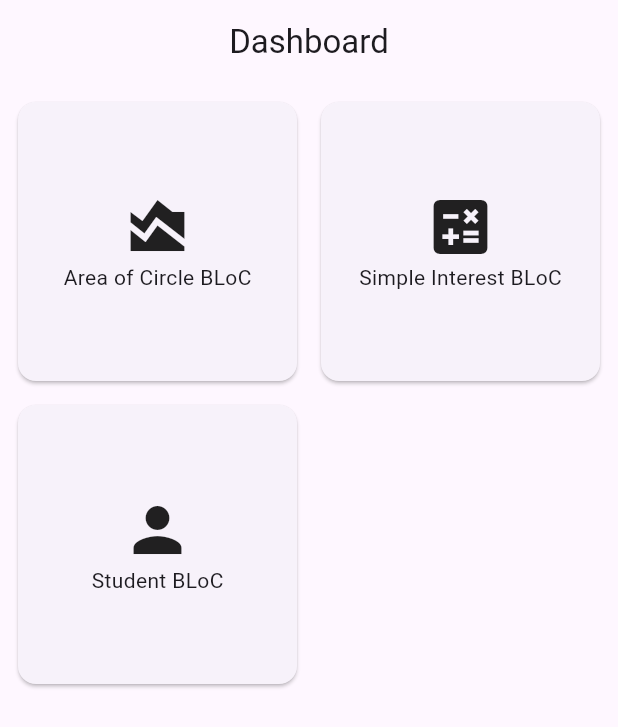
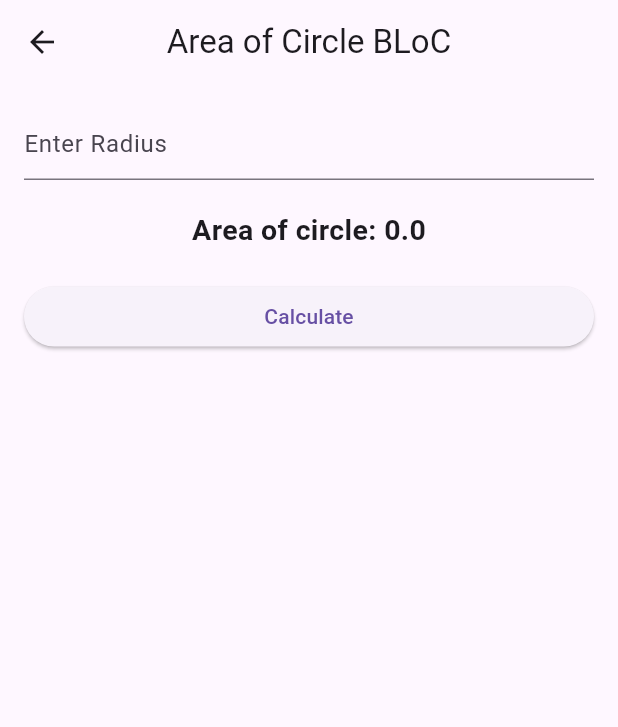
Before and after one commit to Binod222/class_assignment_two, a Flutter app: the screen it shows after launch, after a tap on "Area of Circle BLoC", on a phone screen of 412 x 824 dp. Shown: the top 727 px of the screen. Run offline on Flutter 3.47's test engine with Material 3 defaults, Android fonts, the phone set to English and light mode, and no system bars; our stand-ins replace equatable, flutter_bloc, get_it.

Commit message:
area of circle

```diff
--- a/lib/bloc/areaofcircle_bloc.dart
+++ b/lib/bloc/areaofcircle_bloc.dart
@@ -1,12 +1,12 @@
+import 'dart:math';
 import 'package:equatable/equatable.dart';
 import 'package:flutter_bloc/flutter_bloc.dart';
 
 part 'areaofcircle_event.dart';
 
-
 class AreaofcircleBloc extends Bloc<AreaofcircleEvent, double> {
   AreaofcircleBloc() : super(0) {
-    on<AreaofcircleEvent>((event, emit) {
+    on<CalculateAreaEvent>((event, emit) {
       final area = ( pi * event.radius * event.radius);
       emit(area);
     });
--- a/lib/cubit/dashboard_cubit.dart
+++ b/lib/cubit/dashboard_cubit.dart
@@ -1,5 +1,7 @@
+import 'package:class_assignment_two/bloc/areaofcircle_bloc.dart';
 import 'package:class_assignment_two/bloc/simpleinterest_bloc.dart';
 import 'package:class_assignment_two/bloc/student_bloc.dart';
+import 'package:class_assignment_two/view/area_of_circle_view.dart';
 import 'package:class_assignment_two/view/simple_interest_bloc_view.dart';
 import 'package:class_assignment_two/view/student_bloc_view.dart';
 import 'package:flutter/material.dart';
@@ -8,11 +10,13 @@ import 'package:flutter_bloc/flutter_bloc.dart';
 class DashboardCubit extends Cubit<void> {
   DashboardCubit(
     this._simpleinterestBloc,
-    this._studentBloc
+    this._studentBloc,
+    this._areaofcircleBloc,
   ) : super(null);
 
   final SimpleinterestBloc _simpleinterestBloc;
   final StudentBloc _studentBloc;
+  final AreaofcircleBloc _areaofcircleBloc;
 
   void openSimpleInterestView(BuildContext context) {
     Navigator.push(
@@ -30,8 +34,8 @@ class DashboardCubit extends Cubit<void> {
       context,
       MaterialPageRoute(
         builder: (_) => BlocProvider.value(
-          value: _simpleinterestBloc,
-          child: SimpleInterestBlocView(),
+          value: _areaofcircleBloc,
+          child: AreaofCircleBlocView(),
         ),
       ),
     );
--- a/lib/service_locator/service_locator.dart
+++ b/lib/service_locator/service_locator.dart
@@ -1,3 +1,4 @@
+import 'package:class_assignment_two/bloc/areaofcircle_bloc.dart';
 import 'package:class_assignment_two/bloc/simpleinterest_bloc.dart';
 import 'package:class_assignment_two/bloc/student_bloc.dart';
 import 'package:class_assignment_two/cubit/dashboard_cubit.dart';
@@ -13,6 +14,7 @@ Future<void> initDependencies() async {
 void _initBloc() {
   serviceLocator.registerLazySingleton(() => SimpleinterestBloc());
   serviceLocator.registerLazySingleton(() => StudentBloc());
+  serviceLocator.registerLazySingleton(() => AreaofcircleBloc());
 }
 
 void _initCubit() {
@@ -20,6 +22,7 @@ void _initCubit() {
     () => DashboardCubit(
       serviceLocator(),
       serviceLocator(),
+      serviceLocator(),
     ),
   );
 }
--- /dev/null
+++ b/lib/view/area_of_circle_view.dart
@@ -0,0 +1,61 @@
+
+import 'package:class_assignment_two/bloc/areaofcircle_bloc.dart';
+import 'package:flutter/material.dart';
+import 'package:flutter_bloc/flutter_bloc.dart';
+
+class AreaofCircleBlocView extends StatelessWidget {
+  AreaofCircleBlocView({super.key});
+
+  final _radiusController = TextEditingController();
+
+  @override
+  Widget build(BuildContext context) {
+    return Scaffold(
+      appBar: AppBar(
+        title: const Text('Area of Circle BLoC'),
+        centerTitle: true,
+      ),
+      body: Padding(
+        padding: const EdgeInsets.all(16.0),
+        child: Form(
+          child: Column(
+            children: [
+              TextFormField(
+                controller: _radiusController,
+                decoration: InputDecoration(
+                  hintText: ("Enter Radius"),
+                ),
+                keyboardType: TextInputType.number,
+              ),
+              const SizedBox(
+                height: 20,
+              ),
+              BlocBuilder<AreaofcircleBloc, double>(
+                builder: (context, state) {
+                  return Text(
+                    "Area of circle: $state",
+                    style: TextStyle(fontSize: 19, fontWeight: FontWeight.bold),
+                  );
+                },
+              ),
+              const SizedBox(
+                height: 20,
+              ),
+              SizedBox(
+                  width: double.infinity,
+                  child: ElevatedButton(
+                      onPressed: () {
+                        final radius =
+                            double.parse(_radiusController.text) ?? 0;
+                        context
+                            .read<AreaofcircleBloc>()
+                            .add(CalculateAreaEvent(radius));
+                      },
+                      child: Text("Calculate"))),
+            ],
+          ),
+        ),
+      ),
+    );
+  }
+}
--- a/lib/view/dashboard_bloc_view.dart
+++ b/lib/view/dashboard_bloc_view.dart
@@ -22,7 +22,10 @@ class DashboardBlocView extends StatelessWidget {
         children: <Widget>[
           Card(
             child: InkWell(
-              onTap: () {},
+              onTap: () {
+                context.read<DashboardCubit>().openAreaOfCircleView(context);
+
+              },
               child: Column(
                 mainAxisAlignment: MainAxisAlignment.center,
                 children: const <Widget>[
```
